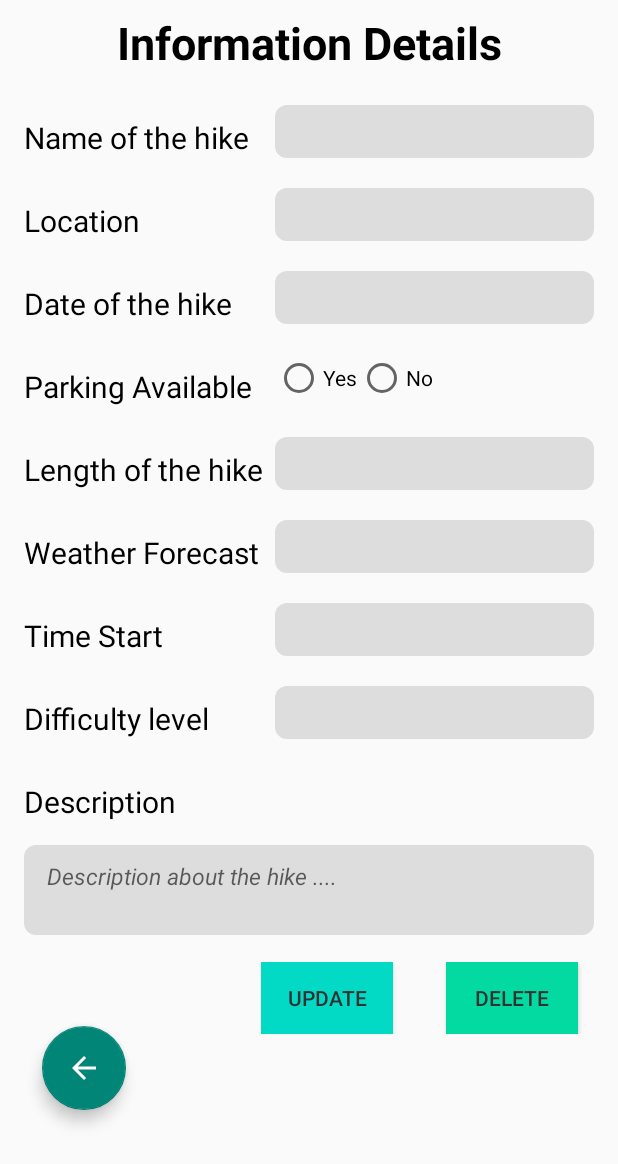
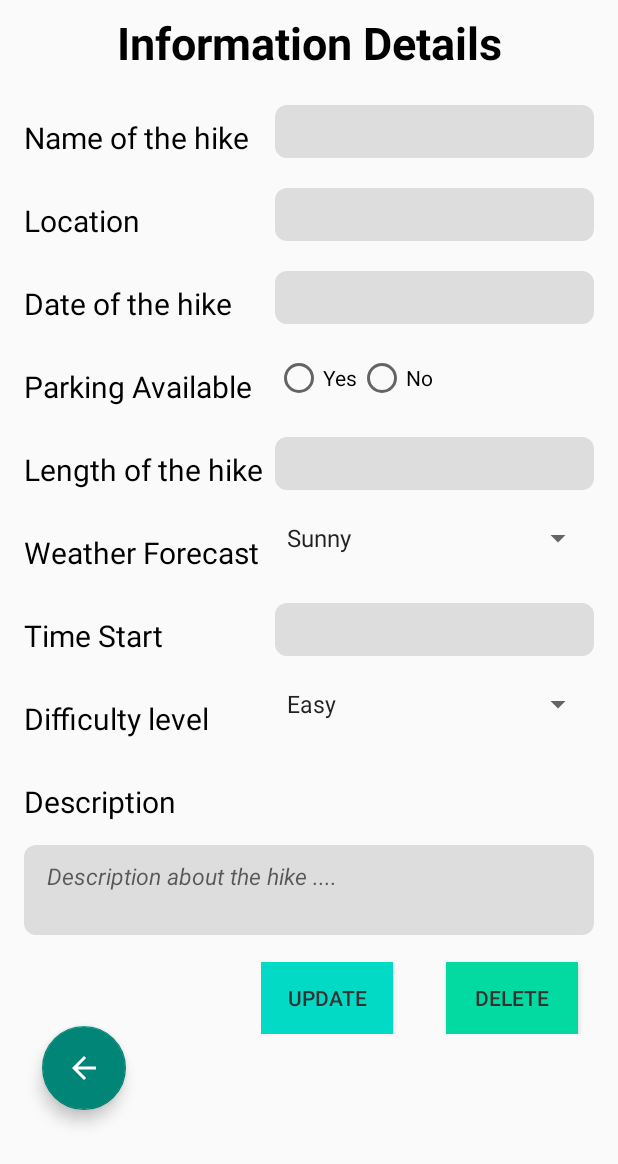
Before and after one commit to 1Ir-is/COMP1786-CourseWork, an Android app: the UpdateActivity screen opened directly, with no data from a screen before it, on a phone screen of 412 x 824 dp. Shown: the top 1164 px of the screen. Run offline under Robolectric (Android 15) with nearby library versions, the phone set to English and light mode, and no system bars.

Commit message:
fix: change the display of weather and difficulty level from EditText to Spinner

```diff
--- a/app/src/main/java/com/example/coursework/activities/UpdateActivity.java
+++ b/app/src/main/java/com/example/coursework/activities/UpdateActivity.java
@@ -9,10 +9,12 @@ import android.content.DialogInterface;
 import android.content.Intent;
 import android.os.Bundle;
 import android.view.View;
+import android.widget.ArrayAdapter;
 import android.widget.Button;
 import android.widget.EditText;
 import android.widget.RadioGroup;
 import android.widget.RadioButton;
+import android.widget.Spinner;
 import android.widget.Toast;
 
 import com.example.coursework.database.DatabaseHelper;
@@ -24,6 +26,7 @@ public class UpdateActivity extends AppCompatActivity {
 
     EditText nameInputUpdate, locationInputUpdate, dateInputUpdate, lengthInputUpdate, estimatedTimeUpdate, descriptionInputUpdate;
     RadioGroup parkingRadioGroup;
+    Spinner hikeWeatherForecastSpinner, hikeDifficultyLevelSpinner;
     RadioButton radioButtonYes, radioButtonNo;
     Button updateButton, deleteButton;
     FloatingActionButton backButton;
@@ -40,6 +43,8 @@ public class UpdateActivity extends AppCompatActivity {
         lengthInputUpdate = findViewById(R.id.hike_length_text_update);
         estimatedTimeUpdate = findViewById(R.id.hike_time_estimated_text_update);
         descriptionInputUpdate = findViewById(R.id.hike_description_text_update);
+        hikeWeatherForecastSpinner = findViewById(R.id.hike_weather_forecast_spinner);
+        hikeDifficultyLevelSpinner = findViewById(R.id.hike_difficulty_level_spinner);
         parkingRadioGroup = findViewById(R.id.parking_available_radio_group);
         radioButtonYes = findViewById(R.id.radio_yes);
         radioButtonNo = findViewById(R.id.radio_no);
@@ -60,11 +65,15 @@ public class UpdateActivity extends AppCompatActivity {
                 date = dateInputUpdate.getText().toString().trim();
                 length = lengthInputUpdate.getText().toString().trim();
                 estimatedTime = estimatedTimeUpdate.getText().toString().trim();
+
                 description = descriptionInputUpdate.getText().toString().trim();
 
                 int selectedId = parkingRadioGroup.getCheckedRadioButtonId();
                 RadioButton selectedRadioButton = findViewById(selectedId);
                 parkingAvailable = selectedRadioButton.getText().toString();
+
+                weatherForecast = hikeWeatherForecastSpinner.getSelectedItem().toString();
+                difficultyLevel = hikeDifficultyLevelSpinner.getSelectedItem().toString();
 
                 databaseHelper.updateHikeInformation(id, name, location, date, parkingAvailable, length, weatherForecast, estimatedTime, difficultyLevel, description);
 
@@ -112,9 +121,14 @@ public class UpdateActivity extends AppCompatActivity {
             parkingAvailable = getIntent().getStringExtra("parkingAvailable");
             length = getIntent().getStringExtra("length");
             weatherForecast = getIntent().getStringExtra("weatherForecast");
+            String weatherForecast = getIntent().getStringExtra("weatherForecast");
             estimatedTime = getIntent().getStringExtra("estimatedTime");
-            difficultyLevel = getIntent().getStringExtra("difficultyLevel");
+            String difficultyLevel = getIntent().getStringExtra("difficultyLevel");
             description = getIntent().getStringExtra("description");
+
+            // Setting spinner data
+            setupSpinner(hikeWeatherForecastSpinner, R.array.weather_forecast_array, weatherForecast);
+            setupSpinner(hikeDifficultyLevelSpinner, R.array.difficulty_level_array, difficultyLevel);
 
             // Setting intent data
             nameInputUpdate.setText(name);
@@ -135,6 +149,13 @@ public class UpdateActivity extends AppCompatActivity {
         }
     }
 
+    public void setupSpinner(Spinner spinner, int arrayResource, String selectedValue) {
+        ArrayAdapter<CharSequence> adapter = ArrayAdapter.createFromResource(this, arrayResource, android.R.layout.simple_spinner_item);
+        adapter.setDropDownViewResource(android.R.layout.simple_spinner_dropdown_item);
+        spinner.setAdapter(adapter);
+        int position = adapter.getPosition(selectedValue);
+        spinner.setSelection(position);
+    }
     public void confirmDialog(){
         AlertDialog.Builder builder = new AlertDialog.Builder(this);
         builder.setTitle("Delete " + name + " ?");
--- a/app/src/main/res/layout/activity_update.xml
+++ b/app/src/main/res/layout/activity_update.xml
@@ -225,23 +225,11 @@
                 app:layout_constraintTop_toBottomOf="@+id/radioGroupParking"
                 tools:ignore="RtlSymmetry" />
 
-            <EditText
-                android:id="@+id/hike_weather_forecast_text_update"
-                android:layout_width="0dp"
-                android:layout_height="match_parent"
-                android:layout_weight="1"
-                android:paddingStart="15dp"
-                android:textStyle="italic"
-                android:textColor="@color/text_color"
-                android:background="@drawable/input_background"
-                android:ems="10"
-                android:inputType="number"
-                android:text=""
-                android:textSize="20sp"
-                app:layout_constraintEnd_toEndOf="parent"
-                app:layout_constraintStart_toStartOf="parent"
-                app:layout_constraintTop_toBottomOf="@+id/lengthHike"
-                tools:ignore="RtlSymmetry" />
+            <Spinner
+                android:id="@+id/hike_weather_forecast_spinner"
+                android:layout_width="match_parent"
+                android:layout_height="wrap_content"
+                android:entries="@array/weather_forecast_array" />
         </TableRow>
 
         <TableRow
@@ -299,23 +287,11 @@
                 app:layout_constraintTop_toBottomOf="@+id/lengthHike"
                 tools:ignore="RtlSymmetry" />
 
-            <EditText
-                android:id="@+id/hike_difficulty_level_text_update"
-                android:layout_width="0dp"
-                android:layout_height="match_parent"
-                android:layout_weight="1"
-                android:paddingStart="15dp"
-                android:textStyle="italic"
-                android:textColor="@color/text_color"
-                android:background="@drawable/input_background"
-                android:ems="10"
-                android:inputType="text"
-                android:text=""
-                android:textSize="20sp"
-                app:layout_constraintEnd_toEndOf="parent"
-                app:layout_constraintStart_toStartOf="parent"
-                app:layout_constraintTop_toBottomOf="@+id/lengthHike"
-                tools:ignore="RtlSymmetry" />
+            <Spinner
+                android:id="@+id/hike_difficulty_level_spinner"
+                android:layout_width="match_parent"
+                android:layout_height="wrap_content"
+                android:entries="@array/difficulty_level_array" />
         </TableRow>
 
         <TextView
--- /dev/null
+++ b/app/src/main/res/values/arrays.xml
@@ -0,0 +1,16 @@
+<?xml version="1.0" encoding="utf-8"?>
+<resources>
+
+    <string-array name="weather_forecast_array">
+        <item>Sunny</item>
+        <item>Cloudy</item>
+        <item>Rainy</item>
+        <item>Snowy</item>
+    </string-array>
+
+    <string-array name="difficulty_level_array">
+        <item>Easy</item>
+        <item>Moderate</item>
+        <item>Difficult</item>
+    </string-array>
+</resources>
```
